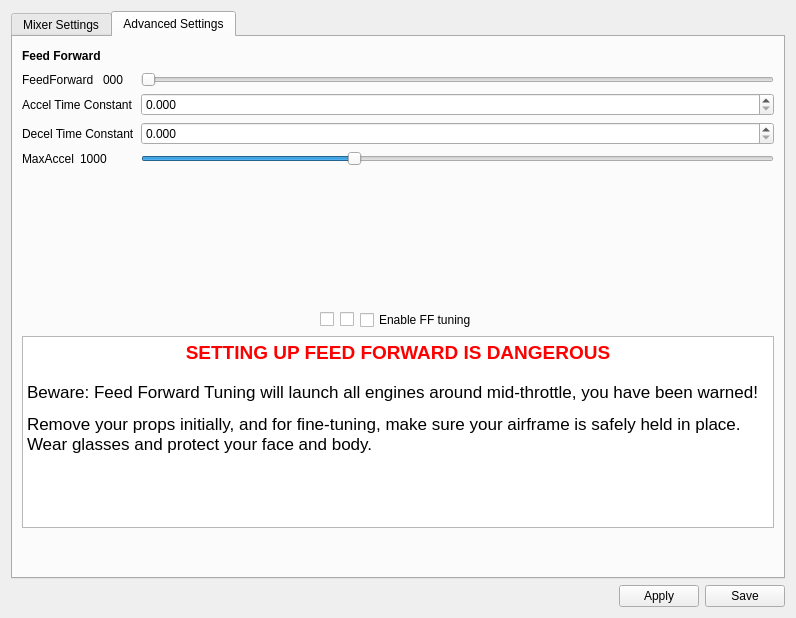
The window that ground/openpilotgcs/src/plugins/config/airframe.ui (openpilot/OpenPilot) describes before a commit, drawn with Qt 5.
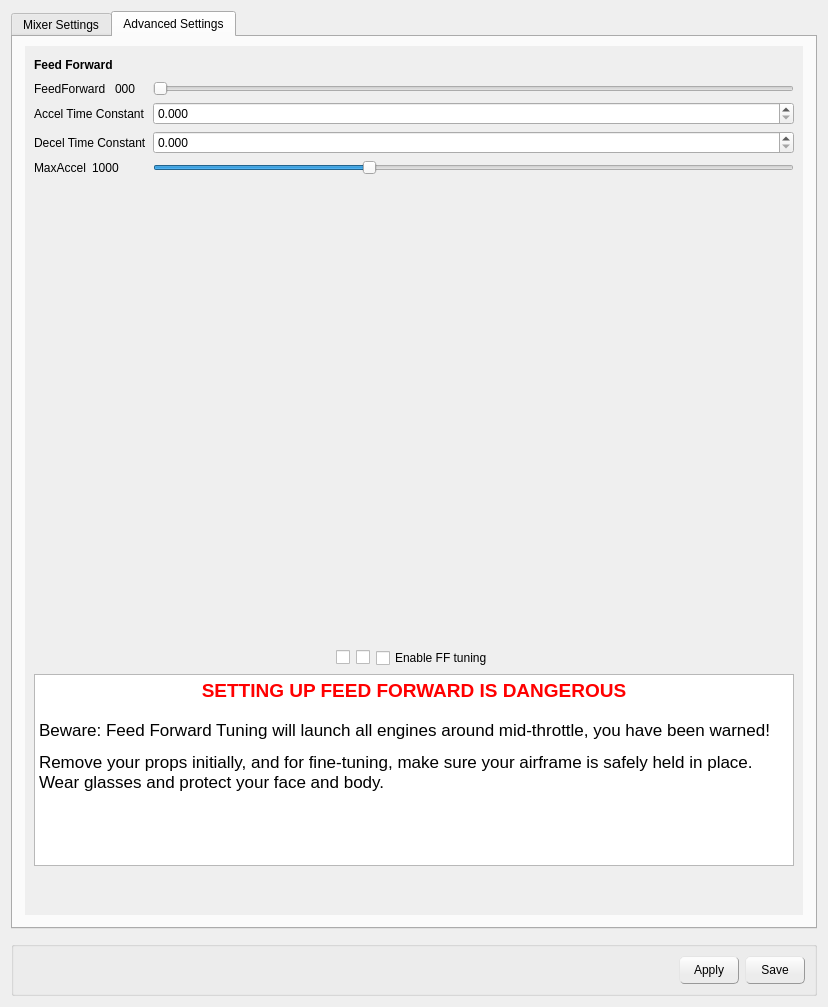
The same window after the commit. The open tabs and pages were chosen to show the change. Icons and pictures are not drawn. Custom widgets are drawn as their Qt base class.

Commit message: UI changes to the GCS interface pages

Patch:
```diff
--- a/ground/openpilotgcs/src/plugins/config/airframe.ui
+++ b/ground/openpilotgcs/src/plugins/config/airframe.ui
@@ -6,14 +6,17 @@
    <rect>
     <x>0</x>
     <y>0</y>
-    <width>796</width>
-    <height>618</height>
+    <width>828</width>
+    <height>1007</height>
    </rect>
   </property>
   <property name="windowTitle">
    <string>Form</string>
   </property>
-  <layout class="QVBoxLayout" name="verticalLayout">
+  <layout class="QVBoxLayout" name="verticalLayout_18">
+   <property name="spacing">
+    <number>12</number>
+   </property>
    <item>
     <widget class="QTabWidget" name="tabWidget">
      <property name="currentIndex">
@@ -2487,6 +2490,33 @@
       <attribute name="title">
        <string>Advanced Settings</string>
       </attribute>
+      <layout class="QVBoxLayout" name="verticalLayout_26">
+       <property name="leftMargin">
+        <number>12</number>
+       </property>
+       <property name="rightMargin">
+        <number>12</number>
+       </property>
+       <property name="bottomMargin">
+        <number>12</number>
+       </property>
+       <item>
+        <widget class="QScrollArea" name="scrollArea_2">
+         <property name="frameShape">
+          <enum>QFrame::NoFrame</enum>
+         </property>
+         <property name="widgetResizable">
+          <bool>true</bool>
+         </property>
+         <widget class="QWidget" name="scrollAreaWidgetContents_2">
+          <property name="geometry">
+           <rect>
+            <x>0</x>
+            <y>0</y>
+            <width>249</width>
+            <height>303</height>
+           </rect>
+          </property>
       <layout class="QVBoxLayout" name="verticalLayout_25">
        <item>
         <layout class="QVBoxLayout" name="verticalLayout_11" stretch="0,1,0,0,0">
@@ -2789,7 +2819,7 @@
 &lt;tr&gt;
 &lt;td style=&quot;border: none;&quot;&gt;
 &lt;p align=&quot;center&quot; style=&quot; margin-top:0px; margin-bottom:0px; margin-left:0px; margin-right:0px; -qt-block-indent:0; text-indent:0px;&quot;&gt;&lt;span style=&quot; font-family:'Ubuntu'; font-size:14pt; font-weight:600; color:#ff0000;&quot;&gt;SETTING UP FEED FORWARD IS DANGEROUS&lt;/span&gt;&lt;/p&gt;
-&lt;p style=&quot;-qt-paragraph-type:empty; margin-top:0px; margin-bottom:0px; margin-left:0px; margin-right:0px; -qt-block-indent:0; text-indent:0px; font-family:'Ubuntu'; font-size:11pt;&quot;&gt;&lt;/p&gt;
+&lt;p style=&quot;-qt-paragraph-type:empty; margin-top:0px; margin-bottom:0px; margin-left:0px; margin-right:0px; -qt-block-indent:0; text-indent:0px; font-family:'Ubuntu'; font-size:11pt;&quot;&gt;&lt;br /&gt;&lt;/p&gt;
 &lt;p style=&quot; margin-top:0px; margin-bottom:0px; margin-left:0px; margin-right:0px; -qt-block-indent:0; text-indent:0px;&quot;&gt;Beware: Feed Forward Tuning will launch all engines around mid-throttle, you have been warned!&lt;/p&gt;
 &lt;p style=&quot; margin-top:12px; margin-bottom:12px; margin-left:0px; margin-right:0px; -qt-block-indent:0; text-indent:0px;&quot;&gt;Remove your props initially, and for fine-tuning, make sure your airframe is safely held in place. Wear glasses and protect your face and body.&lt;/p&gt;&lt;/td&gt;&lt;/tr&gt;&lt;/table&gt;&lt;/body&gt;&lt;/html&gt;</string>
            </property>
@@ -2814,6 +2844,16 @@
      </widget>
     </widget>
    </item>
+      </layout>
+     </widget>
+    </widget>
+   </item>
+   <item>
+    <widget class="QGroupBox" name="groupBox_8">
+     <property name="title">
+      <string/>
+     </property>
+     <layout class="QVBoxLayout" name="verticalLayout">
    <item>
     <layout class="QHBoxLayout" name="horizontalLayout_2">
      <item>
@@ -2863,9 +2903,36 @@
      </item>
      <item>
       <widget class="QPushButton" name="saveAircraftToRAM">
+          <property name="minimumSize">
+           <size>
+            <width>60</width>
+            <height>28</height>
+           </size>
+          </property>
        <property name="toolTip">
         <string>Send to board, but don't save permanently (flash or SD).</string>
        </property>
+          <property name="styleSheet">
+           <string notr="true">QPushButton {
+border: 1px outset #999;
+border-radius: 5;
+background-color: qlineargradient(spread:pad, x1:0.507, y1:0.869318, x2:0.507, y2:0.0965909, stop:0.28 rgba(236, 236, 236, 255), stop:1 rgba(252, 252, 252, 255));
+}
+
+QPushButton:pressed {
+
+    border-style: inset;
+	background-color: qlineargradient(spread:pad, x1:0.502, y1:0.664864, x2:0.502, y2:0.034, stop:0.358209 rgba(250, 250, 250, 255), stop:0.626866 rgba(235, 235, 235, 255));
+
+}
+
+
+QPushButton:hover  {
+	border: 1px outset #999;	
+border-color: rgb(83, 83, 83);
+border-radius: 4;
+	}</string>
+          </property>
        <property name="text">
         <string>Apply</string>
        </property>
@@ -2873,15 +2940,45 @@
      </item>
      <item>
       <widget class="QPushButton" name="saveAircraftToSD">
+          <property name="minimumSize">
+           <size>
+            <width>60</width>
+            <height>28</height>
+           </size>
+          </property>
        <property name="toolTip">
         <string>Applies and Saves all settings to flash or SD depending on board.</string>
        </property>
+          <property name="styleSheet">
+           <string notr="true">QPushButton {
+border: 1px outset #999;
+border-radius: 5;
+background-color: qlineargradient(spread:pad, x1:0.507, y1:0.869318, x2:0.507, y2:0.0965909, stop:0.28 rgba(236, 236, 236, 255), stop:1 rgba(252, 252, 252, 255));
+}
+
+QPushButton:pressed {
+
+    border-style: inset;
+	background-color: qlineargradient(spread:pad, x1:0.502, y1:0.664864, x2:0.502, y2:0.034, stop:0.358209 rgba(250, 250, 250, 255), stop:0.626866 rgba(235, 235, 235, 255));
+
+}
+
+
+QPushButton:hover  {
+	border: 1px outset #999;	
+border-color: rgb(83, 83, 83);
+border-radius: 4;
+	}</string>
+          </property>
        <property name="text">
         <string>Save</string>
        </property>
       </widget>
      </item>
     </layout>
+      </item>
+     </layout>
+    </widget>
    </item>
   </layout>
  </widget>
```
Left out of the diff: 28 changed lines with no effect on the pictures. Lines whose indentation alone changed are shown as unchanged. The commit also changes 7 other files.
